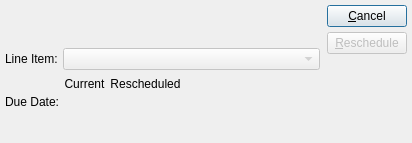
Before: the Qt Designer form guiclient/reschedulePoitem.ui in Pegasus-RPG/xtuple-client, drawn with Qt 5.
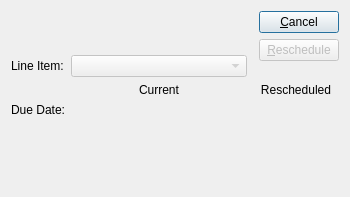
After: the same form once the commit is applied. Custom widgets are drawn as their Qt base class.

Diff of the .ui file:
```diff
--- a/guiclient/reschedulePoitem.ui
+++ b/guiclient/reschedulePoitem.ui
@@ -13,63 +13,69 @@
    <rect>
     <x>0</x>
     <y>0</y>
-    <width>412</width>
-    <height>143</height>
+    <width>350</width>
+    <height>197</height>
    </rect>
   </property>
   <property name="windowTitle">
    <string>Reschedule Purchase Order Item</string>
   </property>
-  <layout class="QVBoxLayout">
-   <property name="spacing">
-    <number>0</number>
-   </property>
-   <property name="margin">
-    <number>5</number>
-   </property>
+  <layout class="QGridLayout" name="gridLayout">
+   <item row="0" column="0" colspan="3">
+    <widget class="OrderCluster" name="_po">
+     <property name="allowedStatuses">
+      <set>OrderLineEdit::Open</set>
+     </property>
+     <property name="allowedTypes">
+      <set>OrderLineEdit::Purchase</set>
+     </property>
+    </widget>
+   </item>
+   <item row="0" column="3" rowspan="2" colspan="2">
+    <layout class="QVBoxLayout" name="verticalLayout">
    <item>
-    <layout class="QVBoxLayout">
-     <property name="spacing">
-      <number>5</number>
-     </property>
-     <property name="margin">
-      <number>0</number>
-     </property>
+      <widget class="QPushButton" name="_close">
+       <property name="text">
+        <string>&amp;Cancel</string>
+       </property>
+      </widget>
+     </item>
      <item>
-      <layout class="QHBoxLayout">
-       <property name="spacing">
-        <number>7</number>
+      <widget class="QPushButton" name="_reschedule">
+       <property name="enabled">
+        <bool>false</bool>
        </property>
-       <property name="margin">
-        <number>0</number>
+       <property name="text">
+        <string>&amp;Reschedule</string>
        </property>
-       <item>
-        <layout class="QVBoxLayout">
-         <property name="spacing">
-          <number>5</number>
-         </property>
-         <property name="margin">
-          <number>0</number>
-         </property>
-         <item>
-          <widget class="PoCluster" name="_po"/>
+      </widget>
          </item>
          <item>
-          <layout class="QHBoxLayout">
-           <property name="spacing">
-            <number>5</number>
-           </property>
-           <property name="margin">
-            <number>0</number>
-           </property>
-           <item>
+      <spacer name="Spacer293">
+       <property name="orientation">
+        <enum>Qt::Vertical</enum>
+       </property>
+       <property name="sizeType">
+        <enum>QSizePolicy::Preferred</enum>
+       </property>
+       <property name="sizeHint" stdset="0">
+        <size>
+         <width>20</width>
+         <height>16</height>
+        </size>
+       </property>
+      </spacer>
+     </item>
+    </layout>
+   </item>
+   <item row="1" column="0">
             <widget class="QLabel" name="_poitemLit">
              <property name="text">
               <string>Line Item:</string>
              </property>
             </widget>
            </item>
-           <item>
+   <item row="1" column="1">
             <widget class="XComboBox" name="_poitem">
              <property name="enabled">
               <bool>false</bool>
@@ -82,126 +88,7 @@
              </property>
             </widget>
            </item>
-          </layout>
-         </item>
-        </layout>
-       </item>
-       <item>
-        <layout class="QVBoxLayout">
-         <property name="spacing">
-          <number>0</number>
-         </property>
-         <property name="margin">
-          <number>0</number>
-         </property>
-         <item>
-          <layout class="QVBoxLayout">
-           <property name="spacing">
-            <number>5</number>
-           </property>
-           <property name="margin">
-            <number>0</number>
-           </property>
-           <item>
-            <widget class="QPushButton" name="_close">
-             <property name="text">
-              <string>&amp;Cancel</string>
-             </property>
-            </widget>
-           </item>
-           <item>
-            <widget class="QPushButton" name="_reschedule">
-             <property name="enabled">
-              <bool>false</bool>
-             </property>
-             <property name="text">
-              <string>&amp;Reschedule</string>
-             </property>
-            </widget>
-           </item>
-          </layout>
-         </item>
-         <item>
-          <spacer name="Spacer293">
-           <property name="orientation">
-            <enum>Qt::Vertical</enum>
-           </property>
-           <property name="sizeType">
-            <enum>QSizePolicy::Preferred</enum>
-           </property>
-           <property name="sizeHint" stdset="0">
-            <size>
-             <width>20</width>
-             <height>16</height>
-            </size>
-           </property>
-          </spacer>
-         </item>
-        </layout>
-       </item>
-      </layout>
-     </item>
-     <item>
-      <layout class="QHBoxLayout">
-       <property name="spacing">
-        <number>0</number>
-       </property>
-       <property name="margin">
-        <number>0</number>
-       </property>
-       <item>
-        <layout class="QHBoxLayout">
-         <property name="spacing">
-          <number>5</number>
-         </property>
-         <property name="margin">
-          <number>0</number>
-         </property>
-         <item>
-          <layout class="QVBoxLayout">
-           <property name="spacing">
-            <number>0</number>
-           </property>
-           <property name="margin">
-            <number>0</number>
-           </property>
-           <item>
-            <spacer name="Spacer291">
-             <property name="orientation">
-              <enum>Qt::Vertical</enum>
-             </property>
-             <property name="sizeType">
-              <enum>QSizePolicy::Preferred</enum>
-             </property>
-             <property name="sizeHint" stdset="0">
-              <size>
-               <width>20</width>
-               <height>20</height>
-              </size>
-             </property>
-            </spacer>
-           </item>
-           <item>
-            <widget class="QLabel" name="_dueDateLit">
-             <property name="text">
-              <string>Due Date:</string>
-             </property>
-             <property name="alignment">
-              <set>Qt::AlignRight|Qt::AlignTrailing|Qt::AlignVCenter</set>
-             </property>
-            </widget>
-           </item>
-          </layout>
-         </item>
-         <item>
-          <layout class="QVBoxLayout">
-           <property name="spacing">
-            <number>0</number>
-           </property>
-           <property name="margin">
-            <number>0</number>
-           </property>
-           <item>
+   <item row="2" column="1">
             <widget class="QLabel" name="_currentLit">
              <property name="text">
               <string>Current</string>
@@ -211,24 +98,7 @@
              </property>
             </widget>
            </item>
-           <item>
-            <widget class="DLineEdit" name="_current">
-             <property name="enabled">
-              <bool>false</bool>
-             </property>
-            </widget>
-           </item>
-          </layout>
-         </item>
-         <item>
-          <layout class="QVBoxLayout">
-           <property name="spacing">
-            <number>0</number>
-           </property>
-           <property name="margin">
-            <number>0</number>
-           </property>
-           <item>
+   <item row="2" column="2" colspan="3">
             <widget class="QLabel" name="_rescheduledLit">
              <property name="text">
               <string>Rescheduled</string>
@@ -238,34 +108,27 @@
              </property>
             </widget>
            </item>
-           <item>
+   <item row="3" column="0">
+    <widget class="QLabel" name="_dueDateLit">
+     <property name="text">
+      <string>Due Date:</string>
+     </property>
+     <property name="alignment">
+      <set>Qt::AlignRight|Qt::AlignTrailing|Qt::AlignVCenter</set>
+     </property>
+    </widget>
+   </item>
+   <item row="3" column="1">
+    <widget class="DLineEdit" name="_current">
+     <property name="enabled">
+      <bool>false</bool>
+     </property>
+    </widget>
+   </item>
+   <item row="3" column="2" colspan="3">
             <widget class="DLineEdit" name="_new"/>
            </item>
-          </layout>
-         </item>
-        </layout>
-       </item>
-       <item>
-        <spacer name="Spacer292">
-         <property name="orientation">
-          <enum>Qt::Horizontal</enum>
-         </property>
-         <property name="sizeType">
-          <enum>QSizePolicy::Expanding</enum>
-         </property>
-         <property name="sizeHint" stdset="0">
-          <size>
-           <width>40</width>
-           <height>20</height>
-          </size>
-         </property>
-        </spacer>
-       </item>
-      </layout>
-     </item>
-    </layout>
-   </item>
-   <item>
+   <item row="4" column="0">
     <spacer name="Spacer295">
      <property name="orientation">
       <enum>Qt::Vertical</enum>
@@ -276,7 +139,7 @@
      <property name="sizeHint" stdset="0">
       <size>
        <width>20</width>
-       <height>16</height>
+       <height>0</height>
       </size>
      </property>
     </spacer>
@@ -292,9 +155,9 @@
    <header>datecluster.h</header>
   </customwidget>
   <customwidget>
-   <class>PoCluster</class>
+   <class>OrderCluster</class>
    <extends>QWidget</extends>
-   <header>pocluster.h</header>
+   <header>ordercluster.h</header>
   </customwidget>
   <customwidget>
    <class>XComboBox</class>
```
Lines whose indentation alone changed are shown as unchanged.
